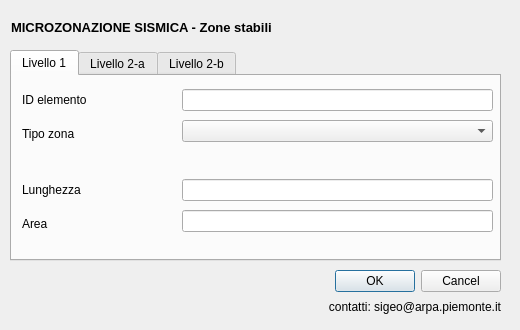
The window that MS1/form/stab.ui (ivn888/mzs) describes before a commit, drawn with Qt 5.
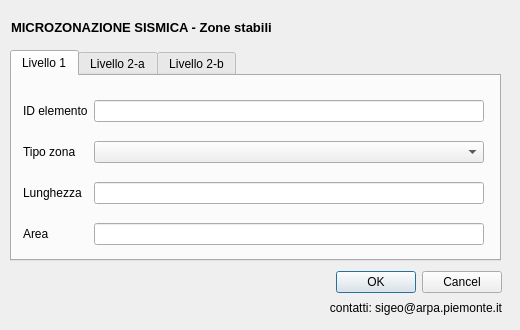
The same window after the commit. Icons and pictures are not drawn.

```diff
--- a/MS1/form/stab.ui
+++ b/MS1/form/stab.ui
@@ -82,14 +82,14 @@
     <widget class="QWidget" name="layoutWidget">
      <property name="geometry">
       <rect>
-       <x>10</x>
-       <y>10</y>
-       <width>158</width>
-       <height>61</height>
+       <x>11</x>
+       <y>11</y>
+       <width>461</width>
+       <height>171</height>
       </rect>
      </property>
-     <layout class="QVBoxLayout" name="verticalLayout_2">
-      <item>
+     <layout class="QGridLayout" name="gridLayout_2">
+      <item row="0" column="0">
        <widget class="QLabel" name="label_3">
         <property name="toolTip">
          <string/>
@@ -105,51 +105,27 @@
         </property>
        </widget>
       </item>
-      <item>
+      <item row="0" column="1">
+       <widget class="QLineEdit" name="ID_z">
+        <property name="toolTip">
+         <string extracomment="pippo"/>
+        </property>
+        <property name="whatsThis">
+         <string/>
+        </property>
+       </widget>
+      </item>
+      <item row="1" column="0">
        <widget class="QLabel" name="label">
         <property name="text">
          <string>Tipo zona</string>
         </property>
        </widget>
       </item>
-     </layout>
-    </widget>
-    <widget class="QWidget" name="layoutWidget">
-     <property name="geometry">
-      <rect>
-       <x>170</x>
-       <y>10</y>
-       <width>311</width>
-       <height>61</height>
-      </rect>
-     </property>
-     <layout class="QVBoxLayout" name="verticalLayout">
-      <item>
-       <widget class="QLineEdit" name="ID_z">
-        <property name="toolTip">
-         <string extracomment="pippo"/>
-        </property>
-        <property name="whatsThis">
-         <string/>
-        </property>
-       </widget>
-      </item>
-      <item>
+      <item row="1" column="1">
        <widget class="QComboBox" name="Tipo_z"/>
       </item>
-     </layout>
-    </widget>
-    <widget class="QWidget" name="layoutWidget_6">
-     <property name="geometry">
-      <rect>
-       <x>10</x>
-       <y>100</y>
-       <width>158</width>
-       <height>61</height>
-      </rect>
-     </property>
-     <layout class="QVBoxLayout" name="verticalLayout_8">
-      <item>
+      <item row="2" column="0">
        <widget class="QLabel" name="label_4">
         <property name="toolTip">
          <string/>
@@ -165,36 +141,24 @@
         </property>
        </widget>
       </item>
-      <item>
+      <item row="2" column="1">
+       <widget class="QLineEdit" name="Shape_Leng">
+        <property name="toolTip">
+         <string extracomment="pippo"/>
+        </property>
+        <property name="whatsThis">
+         <string/>
+        </property>
+       </widget>
+      </item>
+      <item row="3" column="0">
        <widget class="QLabel" name="label_2">
         <property name="text">
          <string>Area</string>
         </property>
        </widget>
       </item>
-     </layout>
-    </widget>
-    <widget class="QWidget" name="layoutWidget_7">
-     <property name="geometry">
-      <rect>
-       <x>170</x>
-       <y>100</y>
-       <width>311</width>
-       <height>61</height>
-      </rect>
-     </property>
-     <layout class="QVBoxLayout" name="verticalLayout_9">
-      <item>
-       <widget class="QLineEdit" name="Shape_Leng">
-        <property name="toolTip">
-         <string extracomment="pippo"/>
-        </property>
-        <property name="whatsThis">
-         <string/>
-        </property>
-       </widget>
-      </item>
-      <item>
+      <item row="3" column="1">
        <widget class="QLineEdit" name="Shape_Area">
         <property name="toolTip">
          <string extracomment="pippo"/>
@@ -424,14 +388,14 @@
   <widget class="QWidget" name="layoutWidget">
    <property name="geometry">
     <rect>
-     <x>20</x>
-     <y>270</y>
-     <width>241</width>
-     <height>41</height>
+     <x>21</x>
+     <y>271</y>
+     <width>481</width>
+     <height>45</height>
     </rect>
    </property>
-   <layout class="QHBoxLayout" name="horizontalLayout_2">
-    <item>
+   <layout class="QGridLayout" name="gridLayout">
+    <item row="0" column="0" rowspan="2">
      <widget class="QLabel" name="label_10">
       <property name="text">
        <string/>
@@ -441,7 +405,7 @@
       </property>
      </widget>
     </item>
-    <item>
+    <item row="0" column="1" rowspan="2">
      <widget class="QLabel" name="label_16">
       <property name="text">
        <string/>
@@ -451,19 +415,7 @@
       </property>
      </widget>
     </item>
-   </layout>
-  </widget>
-  <widget class="QWidget" name="layoutWidget">
-   <property name="geometry">
-    <rect>
-     <x>290</x>
-     <y>270</y>
-     <width>211</width>
-     <height>46</height>
-    </rect>
-   </property>
-   <layout class="QVBoxLayout" name="verticalLayout_5">
-    <item>
+    <item row="0" column="2">
      <widget class="QDialogButtonBox" name="buttonBox">
       <property name="orientation">
        <enum>Qt::Horizontal</enum>
@@ -473,7 +425,7 @@
       </property>
      </widget>
     </item>
-    <item>
+    <item row="1" column="2">
      <widget class="QLabel" name="label_17">
       <property name="text">
        <string>contatti: sigeo@arpa.piemonte.it</string>
```
Left out of the diff: 167 changed lines with no effect on the pictures.
